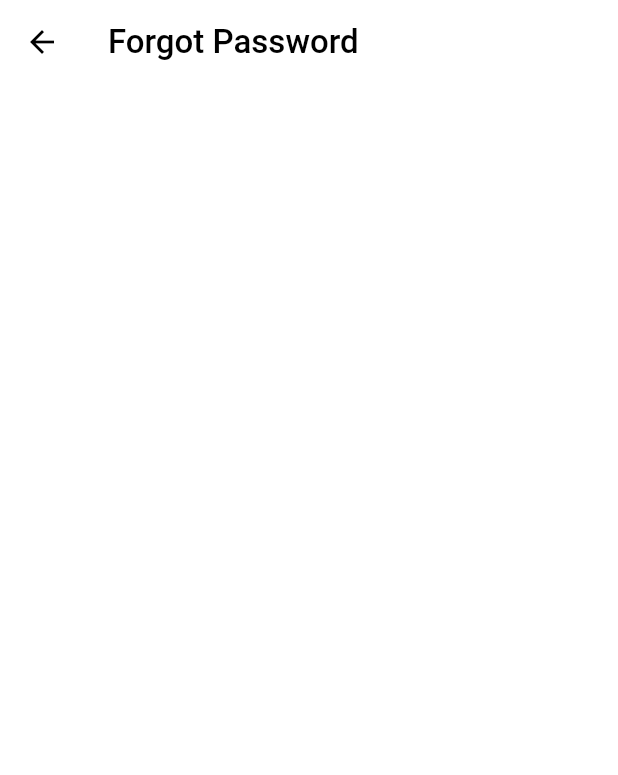
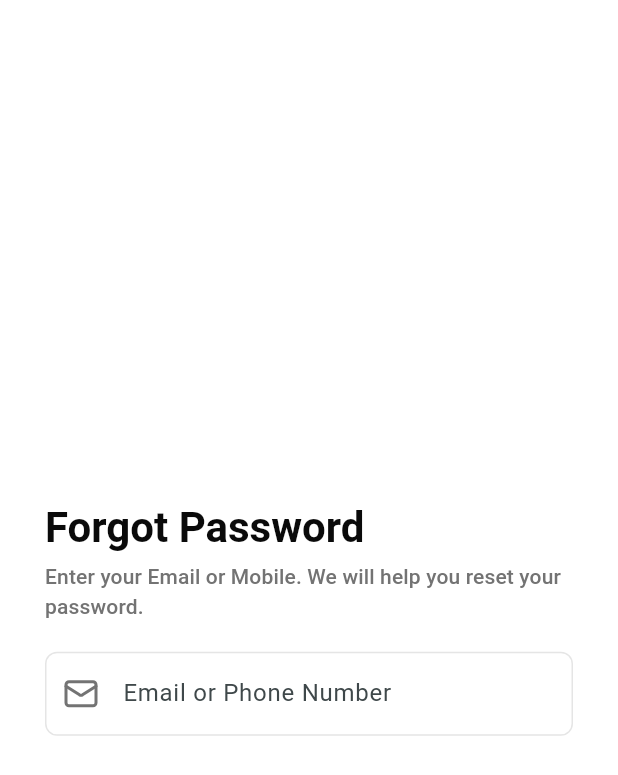
Before and after one commit to RithyBondeth/ApsaraTalent-Mobile, a Flutter app: the ForgotPasswordScreen screen opened by its route, on a phone screen of 412 x 824 dp. Shown: the top 775 px of the screen. Run offline on Flutter 3.47's test engine with Material 3 defaults, Android fonts, the phone set to English and light mode, and no system bars; our stand-ins replace auto_route, flex_color_scheme, flutter_dotenv, flutter_riverpod, flutter_svg, google_fonts and 1 more; Roboto replaces fonts that are missing (Ubuntu).

Commit message:
setup auth page

```diff
--- a/lib/features/auth/presentation/screens/forgot_password_screen.dart
+++ b/lib/features/auth/presentation/screens/forgot_password_screen.dart
@@ -1,15 +1,52 @@
+import 'package:apsaratalent_mobile/features/auth/providers/auth_providers.dart';
+import 'package:apsaratalent_mobile/shared/extensions/text_extensions.dart';
+import 'package:apsaratalent_mobile/shared/widgets/custom_input_wideth.dart';
 import 'package:auto_route/auto_route.dart';
 import 'package:flutter/material.dart';
+import 'package:flutter_riverpod/flutter_riverpod.dart';
 
 @RoutePage()
-class ForgotPasswordScreen extends StatelessWidget {
+class ForgotPasswordScreen extends ConsumerWidget {
   const ForgotPasswordScreen({super.key});
 
   @override
-  Widget build(BuildContext context) {
+  Widget build(BuildContext context, WidgetRef ref) {
+    final prefixIcon = ref.watch(forgotPasswordPrefixIconProvider);
+
     return Scaffold(
-      appBar: AppBar(
-        title: Text("Forgot Password"),
+      body: SizedBox(
+        width: double.infinity,
+        child: Padding(
+          padding: const EdgeInsets.symmetric(horizontal: 30),
+          child: Column(
+            mainAxisAlignment: MainAxisAlignment.center,
+            crossAxisAlignment: CrossAxisAlignment.center,
+            children: [
+              Column(
+                crossAxisAlignment: CrossAxisAlignment.start,
+                children: [
+                  Text(
+                    'Forgot Password',
+                    style: context.headlineMedium.bold,
+                  ),
+                  SizedBox(height: 5),
+                  Text(
+                    'Enter your Email or Mobile. We will help you reset your password.',
+                    style: context.titleSmall.secondary,
+                  )
+                ],
+              ),
+              SizedBox(height: 20),
+              CustomInputWidget(
+                prefixIcon: prefixIcon,
+                hintText: 'Email or Phone Number',
+                onChanged: (value) {
+                  ref.read(forgotPasswordInputProvider.notifier).state = value;
+                },
+              )
+            ],
+          ),
+        ),
       ),
     );
   }
--- a/lib/features/auth/presentation/screens/login_screen.dart
+++ b/lib/features/auth/presentation/screens/login_screen.dart
@@ -42,8 +42,7 @@ class LoginScreen extends ConsumerWidget {
                       const SizedBox(height: 5),
                       Text(
                         'Welcome to Apsara Talent! Select method to log in',
-                        style: context.labelMedium.secondary,
-                        textAlign: TextAlign.center,
+                        style: context.titleSmall.secondary,
                       ),
                     ],
                   ),
--- a/lib/features/auth/providers/auth_providers.dart
+++ b/lib/features/auth/providers/auth_providers.dart
@@ -1,4 +1,32 @@
+import 'package:flutter/material.dart';
 import 'package:flutter_riverpod/flutter_riverpod.dart';
+import 'package:lucide_icons_flutter/lucide_icons.dart';
 
 // Remember me checkbox state provider
 final rememberMeProvider = StateProvider<bool>((ref) => false);
+
+// Forgot password input provider
+final forgotPasswordInputProvider = StateProvider<String>((ref) => '');
+
+// Prefix icon provider for forgot password screen
+final forgotPasswordPrefixIconProvider = Provider<IconData>((ref) {
+  final input = ref.watch(forgotPasswordInputProvider);
+
+  if (input.isEmpty) {
+    return LucideIcons.mail;
+  } else if (_isEmail(input)) {
+    return LucideIcons.mail;
+  } else if (_isPhoneNumber(input)) {
+    return LucideIcons.phone;
+  } else {
+    return LucideIcons.mail;
+  }
+});
+
+bool _isEmail(String text) {
+  return RegExp(r'^[^@]+@[^@]+\.[^@]+').hasMatch(text);
+}
+
+bool _isPhoneNumber(String text) {
+  return RegExp(r'^\+?[\d\s\-\(\)]{7,}$').hasMatch(text);
+}
--- a/lib/shared/widgets/custom_input_wideth.dart
+++ b/lib/shared/widgets/custom_input_wideth.dart
@@ -4,13 +4,17 @@ import 'package:lucide_icons_flutter/lucide_icons.dart';
 
 class CustomInputWidget extends StatefulWidget {
   final String hintText;
-  final IconData prefixIcon;
+  final IconData? prefixIcon;
   final bool isPassword;
+  final Function(String)? onChanged;
+  final TextEditingController? controller;
   const CustomInputWidget({
     super.key,
-    required this.prefixIcon,
+    this.prefixIcon,
     required this.hintText,
     this.isPassword = false,
+    this.onChanged,
+    this.controller,
   });
 
   @override
@@ -35,12 +39,14 @@ class _CustomInputWidgetState extends State<CustomInputWidget> {
   @override
   Widget build(BuildContext context) {
     return TextField(
+      controller: widget.controller,
+      onChanged: widget.onChanged,
       obscureText: widget.isPassword ? _isObscured : false,
       decoration: InputDecoration(
-        prefixIcon: Icon(
-          widget.prefixIcon,
+        prefixIcon: widget.prefixIcon != null ? Icon(
+          widget.prefixIcon!,
           color: context.mutedForeground,
-        ),
+        ) : null,
         hintText: widget.hintText,
         suffixIcon: widget.isPassword
             ? IconButton(
```
